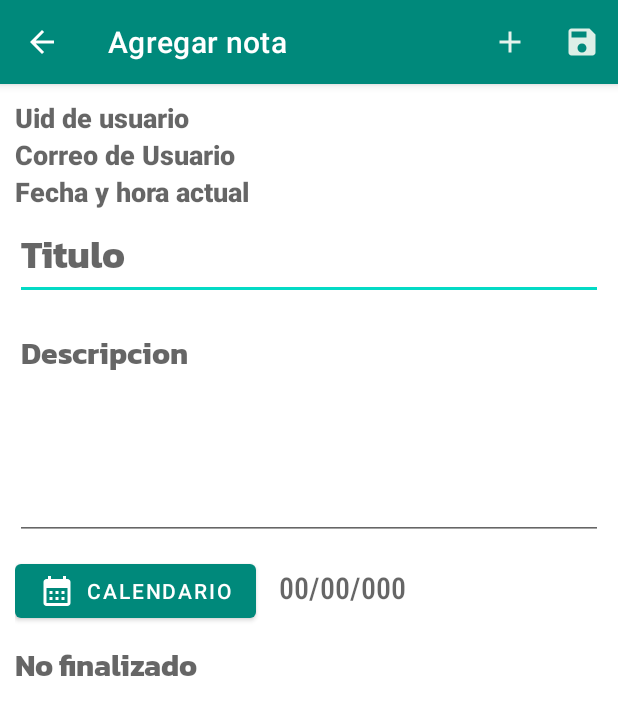
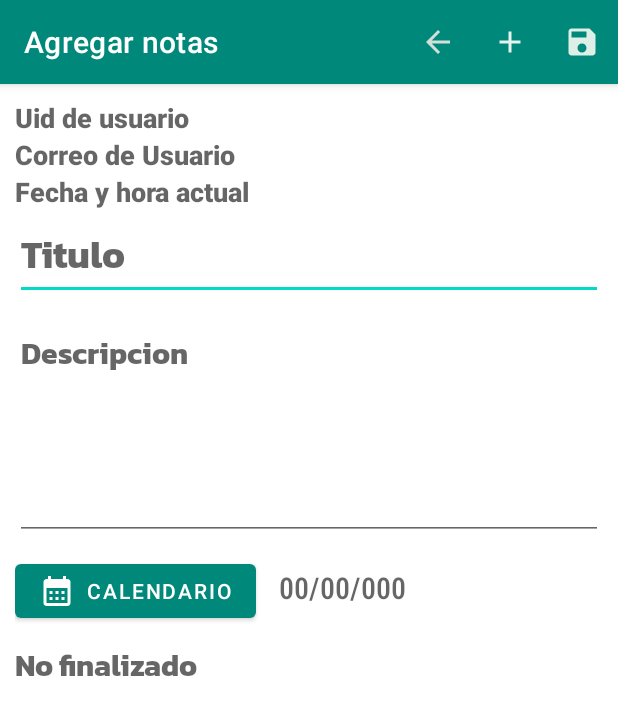
Before and after one commit to V3Ronica1/PROYECTO-FINAL-DAUTE, an Android app: the screen it shows after launch once a user with an empty profile is signed in (Agregar_Notas), after a tap on "AGREGAR", on a phone screen of 412 x 824 dp. Shown: the top 715 px of the screen. Run offline under Robolectric (Android 15) with nearby library versions, the light colour scheme and no system bars; our stand-ins replace Firebase (no records; nobody signed in at launch, a user with empty details on screens opened directly).

Commit message:
ListView funcionando y Cambios en el Menu Principal

```diff
--- a/app/src/main/AndroidManifest.xml
+++ b/app/src/main/AndroidManifest.xml
@@ -15,6 +15,11 @@
         tools:targetApi="31">
 
 
+        <activity android:name ="com.Contacto.Contactos"
+            android:exported="false"/>
+
+        <activity android:name="com.ListarNotas.Listar_Notas"
+            android:exported="false" />
 
         <activity
             android:name="com.Importantes.Importante_Notas"
--- a/app/src/main/java/com/MenuPrincipal.java
+++ b/app/src/main/java/com/MenuPrincipal.java
@@ -13,11 +13,13 @@ import androidx.appcompat.app.AppCompatActivity;
 import com.Acerca.Acerca_de;
 import com.Contacto.Contactos;
 import com.Importantes.Importante_Notas;
+import com.ListarNotas.Listar_Notas;
 import com.google.firebase.auth.FirebaseAuth;
 import com.google.firebase.auth.FirebaseUser;
 import com.google.firebase.database.DataSnapshot;
 import com.google.firebase.database.DatabaseError;
 import com.google.firebase.database.DatabaseReference;
+import com.google.firebase.database.FirebaseDatabase;
 import com.google.firebase.database.Query;
 import com.google.firebase.database.ValueEventListener;
 import com.vg.agenda_online.Agregar_Notas;
@@ -26,11 +28,14 @@ import com.vg.agenda_online.R;
 public class MenuPrincipal extends AppCompatActivity {
 
     Button CerrarSesion;
+
+    TextView NombrePrincipal, CorreoPrincipal;
+    Button btnagregar, btnmisnotas, btnimportantes, btncontacto, btnacerca, btnsalir;
+
+    FirebaseDatabase firebaseDatabase;
     FirebaseAuth firebaseAuth;
-    FirebaseUser user;
-    TextView NombrePrincipal, CorreoPrincipal;
-    DatabaseReference Usuarios;
-    Button btnagregar, btnmisnotas, btnimportantes, btncontacto, btnacerca, btnsalir;
+    FirebaseUser firebaseUser;
+    DatabaseReference BASE_DE_DATOS;
 
     @Override
     protected void onCreate(Bundle savedInstanceState) {
@@ -39,7 +44,9 @@ public class MenuPrincipal extends AppCompatActivity {
 
         CerrarSesion=findViewById(R.id.btnsalir);
         firebaseAuth=FirebaseAuth.getInstance();
-        user=firebaseAuth.getCurrentUser();
+        firebaseUser = firebaseAuth.getCurrentUser();
+        firebaseDatabase = FirebaseDatabase.getInstance();
+        BASE_DE_DATOS = firebaseDatabase.getReference("Usuarios");
 
         btnagregar=findViewById(R.id.btn_Agregar);
         btnmisnotas=findViewById(R.id.btn_Misnotas);
@@ -97,31 +104,31 @@ public class MenuPrincipal extends AppCompatActivity {
     //Metodo para verificar si el usuario a iniciado seccion
 
     //Metodo para recuperar datos del usuario
-    private void CargarDatos(){
-        Query query = Usuarios.orderByChild("correo").equalTo(firebaseAuth.getUid());
-        query.addValueEventListener(new ValueEventListener() {
-            @Override
-            public void onDataChange(@NonNull DataSnapshot snapshot) {
+   // private void CargarDatos(){
+     //   Query query = BASE_DE_DATOS.orderByChild("correo").equalTo(firebaseUser);
+     //   query.addValueEventListener(new ValueEventListener() {
+         //   @Override
+          //  public void onDataChange(@NonNull DataSnapshot snapshot) {
                 //Recorremo, los usuarios en la base de datos
-                for (DataSnapshot ds : snapshot.getChildren()){
+            //    for (DataSnapshot ds : snapshot.getChildren()){
 
                     //Obteniendo valores
-                    String NombrePrincipal = ""+ds.child("NombrePrincipal").getValue();
-                    String CorreoPrincipal = ""+ds.child("CorreoPrincipal").getValue();
+                  //  String uid= ""+ds.child("uid").getValue();
+                 //   String correo = ""+ds.child("correo").getValue();
 
                     //Seteamos los datos
 
 
                     //Declaramos los datos
-                }
-            }
+           //     }
+          //  }
 
-            @Override
-            public void onCancelled(@NonNull DatabaseError error) {
+       //     @Override
+        //    public void onCancelled(@NonNull DatabaseError error) {
 
-            }
-        });
-    }
+        //    }
+       // });
+    //}
 
     private void SalirAplicacion() {
         firebaseAuth.signOut();
--- a/app/src/main/java/com/Objetos/Dto_notas.java
+++ b/app/src/main/java/com/Objetos/Dto_notas.java
@@ -66,4 +66,9 @@ public class Dto_notas {
   public void setTitulo(String titulo) {
     this.titulo = titulo;
   }
+
+  @Override
+  public String toString(){ return descripcion;}
+
+
 }
--- a/app/src/main/java/com/vg/agenda_online/Agregar_Notas.java
+++ b/app/src/main/java/com/vg/agenda_online/Agregar_Notas.java
@@ -30,7 +30,7 @@ public class Agregar_Notas extends AppCompatActivity {
 
     TextView Uid_usuario, correo_usuario, fecha_hora, date, result;
     EditText titulo, descripcion;
-    Button calender;
+    Button calender,btnagregar;
 
 
     FirebaseDatabase firebaseDatabase;
@@ -49,27 +49,28 @@ public class Agregar_Notas extends AppCompatActivity {
         setContentView(R.layout.activity_agregar_notas);
 
         ActionBar actionBar = getSupportActionBar();
-        actionBar.setTitle("Agregar nota");
-        actionBar.setDisplayShowHomeEnabled(true);
-        actionBar.setDisplayHomeAsUpEnabled(true);
+        actionBar.setTitle("Agregar notas");
+       // actionBar.setDisplayShowHomeEnabled(true);
+      //  actionBar.setDisplayHomeAsUpEnabled(true);
 
-        Uid_usuario=findViewById(R.id.id_usuario);
+        btnagregar=findViewById(R.id.btn_Agregar);
+         Uid_usuario=findViewById(R.id.id_usuario);
         correo_usuario=findViewById(R.id.correo_user);
         fecha_hora=findViewById(R.id.fecha_hora);
         titulo=findViewById(R.id.titulo);
         descripcion=findViewById(R.id.descripcion);
         calender=findViewById(R.id.calender);
         result=findViewById(R.id.result);
+        date=findViewById(R.id.date);
 
         inicializarFirebase();
 
-      //  Inicializarvariables();
+        //  Inicializarvariables();
         // obtenerDatos();
-       // obtener_fecha_hora_actual();
+        // obtener_fecha_hora_actual();
 
 
-
-        calender.setOnClickListener(new View.OnClickListener() {
+      calender.setOnClickListener(new View.OnClickListener() {
             @Override
             public void onClick(View view) {
                 final Calendar calendario = Calendar.getInstance();
@@ -107,10 +108,7 @@ public class Agregar_Notas extends AppCompatActivity {
                 datePickerDialog.show();
             }
         });
-
-
     }
-
     private void inicializarFirebase() {
         FirebaseApp.initializeApp(this);
         firebaseDatabase = FirebaseDatabase.getInstance();
@@ -121,6 +119,7 @@ public class Agregar_Notas extends AppCompatActivity {
     public boolean onCreateOptionsMenu(Menu menu) {
         getMenuInflater().inflate(R.menu.menu_main,menu);
         return super.onCreateOptionsMenu(menu);
+
     }
 
     @Override
@@ -132,7 +131,7 @@ public class Agregar_Notas extends AppCompatActivity {
             case R.id.icon_add:{
                 if (titu.equals("")|| des.equals("")){
                     validacion();
-                    startActivity(new Intent(Agregar_Notas.this, MenuPrincipal.class));
+
                 }
                 else {
                     Dto_notas notas = new Dto_notas();
@@ -149,6 +148,10 @@ public class Agregar_Notas extends AppCompatActivity {
             case R.id.icon_save:{
                 Toast.makeText(this, "Guardar", Toast.LENGTH_SHORT).show();
                 break;
+            }
+            case R.id.icon_atras:{
+               Intent intent = new Intent(Agregar_Notas.this,MenuPrincipal.class);
+               startActivity(intent);
             }
             default:break;
         }
@@ -176,17 +179,15 @@ public class Agregar_Notas extends AppCompatActivity {
     }
 
 
-
     //private void obtener_fecha_hora_actual() {}
 
    // private void obtenerDatos() {}
 
     //private void Inicializarvariables() {}
+
     @Override
     public boolean onSupportNavigateUp() {
         onBackPressed();
         return super.onSupportNavigateUp();
     }
-
-
 }
--- /dev/null
+++ b/app/src/main/res/drawable/ic_back.xml
@@ -0,0 +1,5 @@
+<vector android:autoMirrored="true" android:height="24dp"
+    android:tint="#D1DFD9" android:viewportHeight="24"
+    android:viewportWidth="24" android:width="24dp" xmlns:android="http://schemas.android.com/apk/res/android">
+    <path android:fillColor="@android:color/white" android:pathData="M20,11H7.83l5.59,-5.59L12,4l-8,8 8,8 1.41,-1.41L7.83,13H20v-2z"/>
+</vector>
--- a/app/src/main/res/menu/menu_main.xml
+++ b/app/src/main/res/menu/menu_main.xml
@@ -1,6 +1,14 @@
 <?xml version="1.0" encoding="utf-8"?>
 <menu xmlns:android="http://schemas.android.com/apk/res/android"
     xmlns:app="http://schemas.android.com/apk/res-auto">
+
+
+
+    <item android:id="@+id/icon_atras"
+        android:icon="@drawable/ic_back"
+
+        android:title="Agregar icono"
+        app:showAsAction="ifRoom|withText"/>
 
     <item android:id="@+id/icon_add"
         android:icon="@drawable/ic_add"
```
Also changed, not shown: app/src/main/java/com/Contacto/Contactos.java (+31 -1 lines), app/src/main/java/com/ListarNotas/Listar_Notas.java (+90 -1 lines), app/src/main/res/layout/activity_listar_notas.xml (renamed from app/src/main/res/layout/activity_listar_notas2.xml, +7 -5 lines), app/src/main/res/layout/activity_contactos.xml (indentation only).
